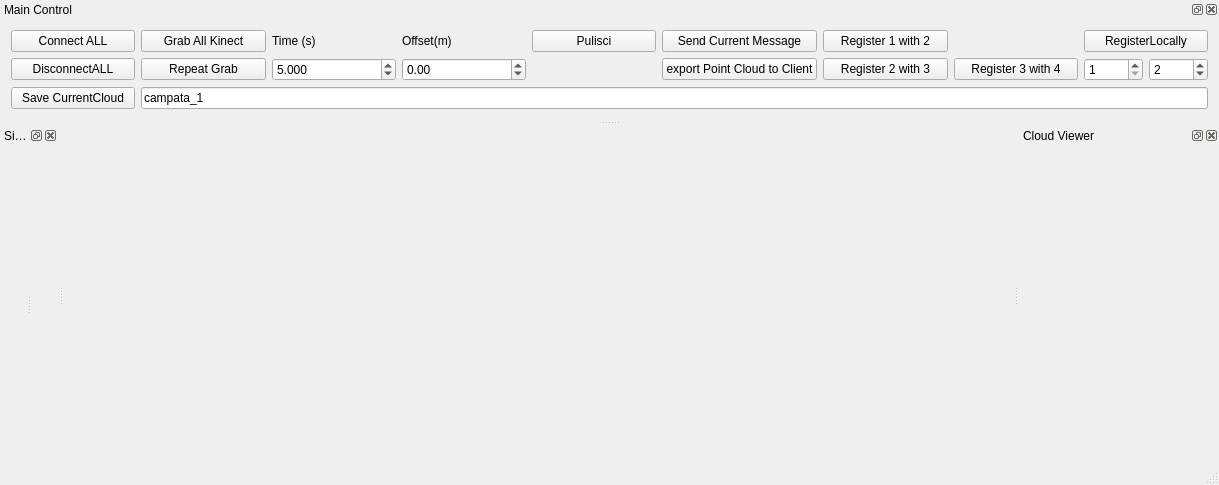
This is src/Client/MultiClientWindow.ui in SilvioGiancola/Kinect2TCPIP as Qt 5 draws it before an edit. The edited form follows.
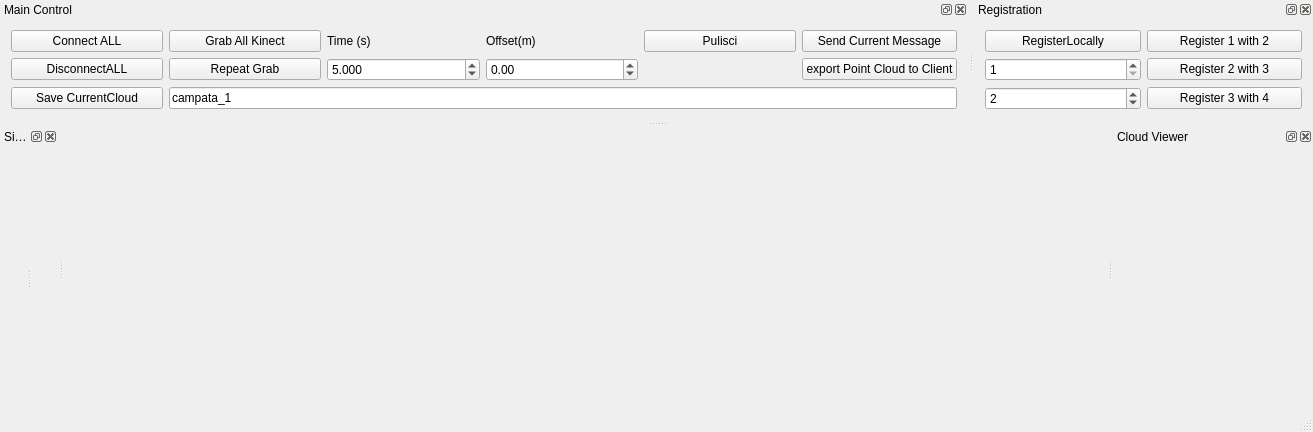
This is the edited form. Custom widgets are drawn as their Qt base class.

```diff
--- a/src/Client/MultiClientWindow.ui
+++ b/src/Client/MultiClientWindow.ui
@@ -6,8 +6,8 @@
    <rect>
     <x>0</x>
     <y>0</y>
-    <width>1219</width>
-    <height>485</height>
+    <width>1313</width>
+    <height>432</height>
    </rect>
   </property>
   <property name="windowTitle">
@@ -98,20 +98,6 @@
        </property>
       </widget>
      </item>
-     <item row="0" column="8">
-      <widget class="QPushButton" name="pushButton_RegisterLocally">
-       <property name="text">
-        <string>RegisterLocally</string>
-       </property>
-      </widget>
-     </item>
-     <item row="0" column="6">
-      <widget class="QPushButton" name="pushButton_reg12">
-       <property name="text">
-        <string>Register 1 with 2</string>
-       </property>
-      </widget>
-     </item>
      <item row="0" column="2">
       <widget class="QLabel" name="label">
        <property name="text">
@@ -133,40 +119,6 @@
        </property>
       </widget>
      </item>
-     <item row="2" column="8">
-      <layout class="QHBoxLayout" name="horizontalLayout">
-       <item>
-        <widget class="QSpinBox" name="spinBox_PC_Target">
-         <property name="minimum">
-          <number>1</number>
-         </property>
-         <property name="maximum">
-          <number>4</number>
-         </property>
-        </widget>
-       </item>
-       <item>
-        <widget class="QSpinBox" name="spinBox_PC_Input">
-         <property name="minimum">
-          <number>1</number>
-         </property>
-         <property name="maximum">
-          <number>4</number>
-         </property>
-         <property name="value">
-          <number>2</number>
-         </property>
-        </widget>
-       </item>
-      </layout>
-     </item>
-     <item row="2" column="6">
-      <widget class="QPushButton" name="pushButton_reg23">
-       <property name="text">
-        <string>Register 2 with 3</string>
-       </property>
-      </widget>
-     </item>
      <item row="2" column="2">
       <widget class="QDoubleSpinBox" name="doubleSpinBox_time_Resend">
        <property name="decimals">
@@ -180,14 +132,7 @@
        </property>
       </widget>
      </item>
-     <item row="2" column="7">
-      <widget class="QPushButton" name="pushButton_reg34">
-       <property name="text">
-        <string>Register 3 with 4</string>
-       </property>
-      </widget>
-     </item>
-     <item row="4" column="1" colspan="8">
+     <item row="4" column="1" colspan="5">
       <widget class="QLineEdit" name="lineEdit_CampataPath">
        <property name="text">
         <string>campata_1</string>
@@ -239,6 +184,69 @@
     </layout>
    </widget>
   </widget>
+  <widget class="QDockWidget" name="dockWidget_3">
+   <property name="windowTitle">
+    <string>Registration</string>
+   </property>
+   <attribute name="dockWidgetArea">
+    <number>4</number>
+   </attribute>
+   <widget class="QWidget" name="dockWidgetContents_4">
+    <layout class="QGridLayout" name="gridLayout_5">
+     <item row="3" column="1">
+      <widget class="QPushButton" name="pushButton_reg34">
+       <property name="text">
+        <string>Register 3 with 4</string>
+       </property>
+      </widget>
+     </item>
+     <item row="1" column="1">
+      <widget class="QPushButton" name="pushButton_reg23">
+       <property name="text">
+        <string>Register 2 with 3</string>
+       </property>
+      </widget>
+     </item>
+     <item row="0" column="0">
+      <widget class="QPushButton" name="pushButton_RegisterLocally">
+       <property name="text">
+        <string>RegisterLocally</string>
+       </property>
+      </widget>
+     </item>
+     <item row="0" column="1">
+      <widget class="QPushButton" name="pushButton_reg12">
+       <property name="text">
+        <string>Register 1 with 2</string>
+       </property>
+      </widget>
+     </item>
+     <item row="3" column="0">
+      <widget class="QSpinBox" name="spinBox_PC_Input">
+       <property name="minimum">
+        <number>1</number>
+       </property>
+       <property name="maximum">
+        <number>4</number>
+       </property>
+       <property name="value">
+        <number>2</number>
+       </property>
+      </widget>
+     </item>
+     <item row="1" column="0">
+      <widget class="QSpinBox" name="spinBox_PC_Target">
+       <property name="minimum">
+        <number>1</number>
+       </property>
+       <property name="maximum">
+        <number>4</number>
+       </property>
+      </widget>
+     </item>
+    </layout>
+   </widget>
+  </widget>
  </widget>
  <layoutdefault spacing="6" margin="11"/>
  <customwidgets>
```
Left out of the diff: 2 changed lines with no effect on the pictures.
